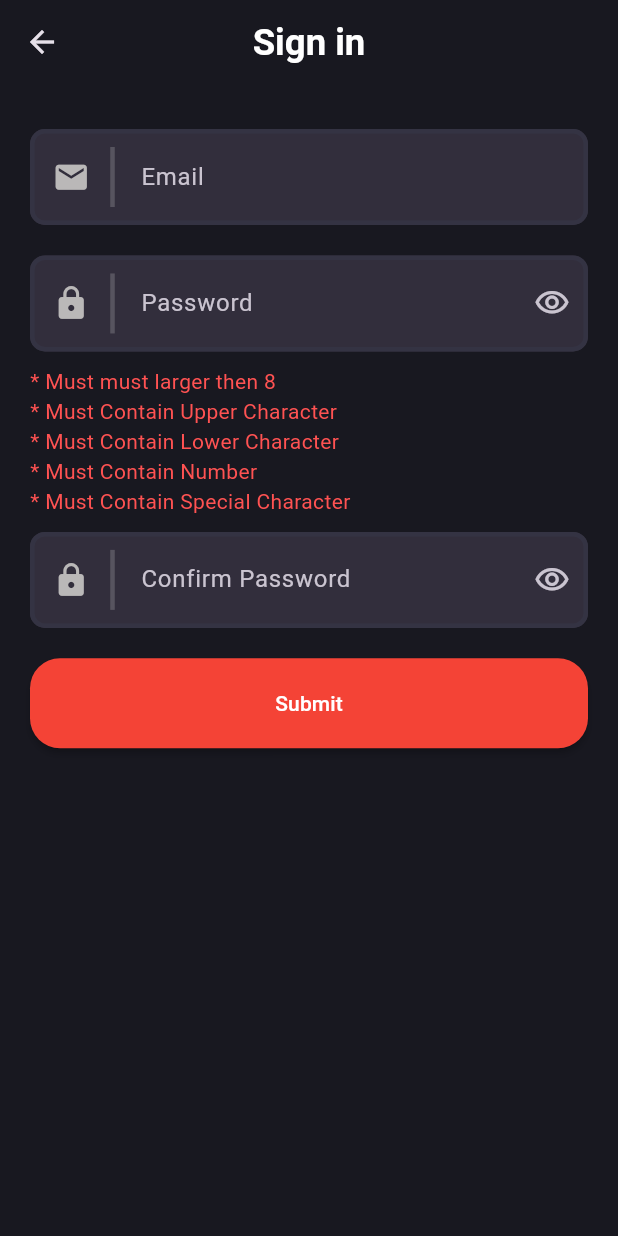
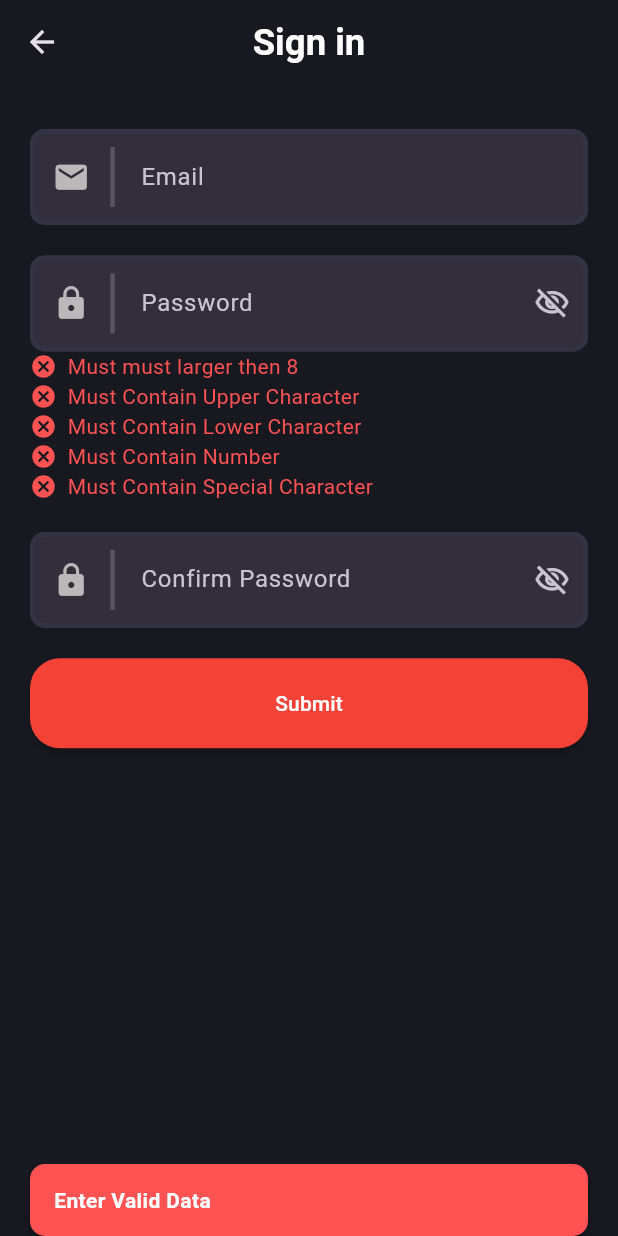
Before and after one commit to MohamedRefaat90/Mentorship-E1-G2, a Flutter app: the SignupScreen screen opened directly, after a tap on "Submit", on a phone screen of 412 x 824 dp. Run offline on Flutter 3.47's test engine with Material 3 defaults, Android fonts, the phone set to English and light mode, and no system bars; our stand-ins replace bloc, dio, flutter_bloc, flutter_svg, freezed_annotation, get_it and 1 more; generated files the repository leaves out were written again.

Commit message:
- finish Signup screen Ui - add new colors to AppPallet - create BtnLoader widget - manage validate fields in signup screen - edit snakbar

```diff
--- a/lib/core/helpers/functions/snakbar.dart
+++ b/lib/core/helpers/functions/snakbar.dart
@@ -1,11 +1,20 @@
 import 'package:flutter/material.dart';
+import 'package:mentorship_e1_g3/core/themes/app_pallete.dart';
 
-void showSnackBar(BuildContext context, String content) {
+void showSnackBar(BuildContext context, String message) {
   ScaffoldMessenger.of(context)
     ..hideCurrentSnackBar()
     ..showSnackBar(
       SnackBar(
-        content: Text(content),
+        behavior: SnackBarBehavior.floating,
+        duration: const Duration(seconds: 2),
+        margin: const EdgeInsets.symmetric(horizontal: 20),
+        shape: const RoundedRectangleBorder(
+            borderRadius: BorderRadius.all(Radius.circular(10))),
+        backgroundColor: AppPallete.errorColor,
+        content: Text(message,
+            style: const TextStyle(
+                fontWeight: FontWeight.bold, color: AppPallete.whiteColor)),
       ),
     );
 }
--- a/lib/core/themes/app_pallete.dart
+++ b/lib/core/themes/app_pallete.dart
@@ -2,13 +2,15 @@ import 'package:flutter/material.dart';
 
 class AppPallete {
   static const Color backgroundColor = Color.fromRGBO(24, 24, 32, 1);
-  static const Color violet= Color.fromRGBO(187, 63, 221, 1);
+  static const Color violet = Color.fromRGBO(187, 63, 221, 1);
   static const Color pink = Color.fromRGBO(251, 109, 169, 1);
   static const Color lightOrange = Color.fromRGBO(255, 159, 124, 1);
   static const Color borderColor = Color.fromRGBO(52, 51, 67, 1);
   static const Color whiteColor = Color(0xffFFFFFF);
   static const Color greyColor = Colors.grey;
   static const Color errorColor = Colors.redAccent;
+  static const Color redColor = Colors.red;
+  static const Color greenColor = Colors.green;
   static const Color transparentColor = Colors.transparent;
   static const Color homeBG = Color(0xff27273D);
   static const Color purple = Color(0xffB39FFF);
--- /dev/null
+++ b/lib/core/widgets/btn_loader.dart
@@ -0,0 +1,21 @@
+import 'package:flutter/material.dart';
+
+import '../themes/app_pallete.dart';
+
+class BtnLoader extends StatelessWidget {
+  const BtnLoader({
+    super.key,
+  });
+
+  @override
+  Widget build(BuildContext context) {
+    return const SizedBox(
+      width: 25,
+      height: 25,
+      child: CircularProgressIndicator(
+        color: AppPallete.whiteColor,
+        strokeWidth: 5,
+      ),
+    );
+  }
+}
--- a/lib/features/Auth/login/presentation/widgets/custom_text_field.dart
+++ b/lib/core/widgets/custom_text_field.dart
@@ -1,26 +1,22 @@
 import 'package:flutter/material.dart';
 
-IconData togglePasswordVisiabiltyIcon(bool passwordVisiabilty) {
-  if (passwordVisiabilty) {
-    return Icons.visibility_outlined;
-  } else {
-    return Icons.visibility_off_outlined;
-  }
-}
-
 class CustomTextField extends StatefulWidget {
-  final TextEditingController textEditingController;
+  final TextEditingController? textEditingController;
   final String placeholderText;
   final IconData icon;
-  final bool isPassword;
+  final bool passwordVisibiltyIcon;
   final void Function(String)? onChange;
-  const CustomTextField(
-      {required this.textEditingController,
+  final String? Function(String?)? validator;
+  bool isobscure;
+  CustomTextField(
+      {this.textEditingController,
       super.key,
       required this.placeholderText,
       required this.icon,
-      required this.isPassword,
-      this.onChange});
+      required this.passwordVisibiltyIcon,
+      required this.isobscure,
+      this.onChange,
+      this.validator});
 
   @override
   State<CustomTextField> createState() => _CustomTextFieldState();
@@ -32,7 +28,9 @@ class _CustomTextFieldState extends State<CustomTextField> {
   @override
   Widget build(BuildContext context) {
     return TextFormField(
-      obscureText: passwordVisiabilty,
+      controller: widget.textEditingController,
+      obscureText: widget.isobscure,
+      validator: widget.validator,
       onChanged: widget.onChange,
       decoration: InputDecoration(
           enabled: true,
@@ -60,12 +58,13 @@ class _CustomTextFieldState extends State<CustomTextField> {
               )
             ],
           ),
-          suffixIcon: widget.isPassword
+          suffixIcon: widget.passwordVisibiltyIcon
               ? IconButton(
                   onPressed: () {
-                    setState(() => passwordVisiabilty = !passwordVisiabilty);
+                    passwordVisiabilty = !passwordVisiabilty;
+                    setState(() => widget.isobscure = !widget.isobscure);
                   },
-                  icon: Icon(togglePasswordVisiabiltyIcon(passwordVisiabilty)))
+                  icon: Icon(togglePasswordVisiabiltyIcon(widget.isobscure)))
               : null,
           border: const OutlineInputBorder(
               borderSide: BorderSide(color: Colors.white, width: 10),
@@ -73,3 +72,11 @@ class _CustomTextFieldState extends State<CustomTextField> {
     );
   }
 }
+
+IconData togglePasswordVisiabiltyIcon(bool passwordVisiabilty) {
+  if (passwordVisiabilty) {
+    return Icons.visibility_outlined;
+  } else {
+    return Icons.visibility_off_outlined;
+  }
+}
--- a/lib/features/Auth/login/presentation/widgets/login_fields.dart
+++ b/lib/features/Auth/login/presentation/widgets/login_fields.dart
@@ -1,6 +1,6 @@
 import 'package:flutter/material.dart';
 
-import 'custom_text_field.dart';
+import '../../../../../core/widgets/custom_text_field.dart';
 
 class LoginFields extends StatelessWidget {
   const LoginFields({
@@ -13,14 +13,16 @@ class LoginFields extends StatelessWidget {
       children: [
         CustomTextField(
             textEditingController: TextEditingController(),
-            isPassword: false,
+            passwordVisibiltyIcon: false,
+            isobscure: false,
             placeholderText: "Email",
             icon: Icons.person_3_outlined),
         const SizedBox(height: 20),
         CustomTextField(
           textEditingController: TextEditingController(),
           placeholderText: "Password",
-          isPassword: true,
+          passwordVisibiltyIcon: true,
+          isobscure: true,
           icon: Icons.password,
         ),
       ],
--- a/lib/features/Auth/signup/presentation/cubit/signup_cubit.dart
+++ b/lib/features/Auth/signup/presentation/cubit/signup_cubit.dart
@@ -1,14 +1,20 @@
 import 'package:bloc/bloc.dart';
-import 'package:meta/meta.dart';
+import 'package:flutter/material.dart';
 
 part 'signup_state.dart';
 
 class SignupCubit extends Cubit<SignupState> {
-  bool isPassLargerThan8 = false;
+  TextEditingController emailController = TextEditingController();
+  TextEditingController passwordController = TextEditingController();
+  TextEditingController confirmPasswordController = TextEditingController();
+  bool isVaildEmail = false;
+  bool isPassLengthLargerThan8 = false;
   bool isContainUpperChar = false;
   bool isContainLowerChar = false;
   bool isContainNum = false;
   bool isContainSpecailChar = false;
+  bool isPassMatchConfirmPass = false;
+  bool isObsecured = false;
 
   SignupCubit() : super(SignupInitial());
 
@@ -23,9 +29,9 @@ class SignupCubit extends Cubit<SignupState> {
 
   checkLengthOfPassword(String password) {
     if (password.length >= 8) {
-      isPassLargerThan8 = true;
+      isPassLengthLargerThan8 = true;
     } else {
-      isPassLargerThan8 = false;
+      isPassLengthLargerThan8 = false;
     }
   }
 
@@ -60,4 +66,54 @@ class SignupCubit extends Cubit<SignupState> {
       isContainNum = false;
     }
   }
+
+  validateConfirmPassword(String confirmPassword) {
+    if (confirmPassword == passwordController.text) {
+      isPassMatchConfirmPass = true;
+    } else {
+      isPassMatchConfirmPass = false;
+    }
+    emit(SignupValidFields());
+  }
+
+  validateEmail(String email) {
+    if (RegExp(
+            r"^[a-zA-Z0-9.a-zA-Z0-9.!#$%&'*+-/=?^_`{|}~]+@[a-zA-Z0-9]+\.[a-zA-Z]+")
+        .hasMatch(email)) {
+      isVaildEmail = true;
+    } else {
+      isVaildEmail = false;
+    }
+    emit(SignupValidFields());
+  }
+
+  bool validatePassword() {
+    if (isPassLengthLargerThan8 &&
+        isContainUpperChar &&
+        isContainLowerChar &&
+        isContainNum &&
+        isContainSpecailChar) {
+      return true;
+    } else {
+      return false;
+    }
+  }
+
+  signupUser() {
+    emit(SignupLoading());
+
+    if (validateAllFields()) {
+      emit(SignupSuccess());
+    } else {
+      emit(SignupFailure(errorMSG: "Enter Valid Data"));
+    }
+  }
+
+  bool validateAllFields() {
+    if (isPassMatchConfirmPass && isVaildEmail && validatePassword()) {
+      return true;
+    } else {
+      return false;
+    }
+  }
 }
--- a/lib/features/Auth/signup/presentation/cubit/signup_state.dart
+++ b/lib/features/Auth/signup/presentation/cubit/signup_state.dart
@@ -6,3 +6,13 @@ final class SignupInitial extends SignupState {}
 sealed class SignupState {}
 
 final class SignupValidFields extends SignupState {}
+
+final class SignupLoading extends SignupState {}
+
+final class SignupSuccess extends SignupState {}
+
+final class SignupFailure extends SignupState {
+  final String errorMSG;
+
+  SignupFailure({required this.errorMSG});
+}
--- a/lib/features/Auth/signup/presentation/pages/signup_screen.dart
+++ b/lib/features/Auth/signup/presentation/pages/signup_screen.dart
@@ -1,19 +1,25 @@
-import 'dart:developer';
-
 import 'package:flutter/material.dart';
 import 'package:flutter_bloc/flutter_bloc.dart';
 import 'package:mentorship_e1_g3/core/extension/num_extension.dart';
-import 'package:mentorship_e1_g3/core/themes/app_pallete.dart';
+import 'package:mentorship_e1_g3/core/helpers/functions/snakbar.dart';
+import 'package:mentorship_e1_g3/core/routing/app_routing.dart';
 import 'package:mentorship_e1_g3/core/themes/styles.dart';
-import 'package:mentorship_e1_g3/core/widgets/custom_btn.dart';
-import 'package:mentorship_e1_g3/features/Auth/login/presentation/widgets/custom_text_field.dart';
+import 'package:mentorship_e1_g3/core/widgets/custom_text_field.dart';
+import 'package:mentorship_e1_g3/features/Auth/login/presentation/pages/login_screen.dart';
 import 'package:mentorship_e1_g3/features/Auth/signup/presentation/cubit/signup_cubit.dart';
+import 'package:mentorship_e1_g3/features/Auth/signup/presentation/widgets/validator_text.dart';
+
+import '../../../../../core/widgets/btn_loader.dart';
+import '../../../../../core/widgets/custom_btn.dart';
+import '../widgets/password_validation_rules.dart';
 
 class SignupScreen extends StatelessWidget {
   const SignupScreen({super.key});
 
   @override
   Widget build(BuildContext context) {
+    SignupCubit cubit = BlocProvider.of<SignupCubit>(context);
+    GlobalKey<FormState> formKey = GlobalKey<FormState>();
     return Scaffold(
       appBar: AppBar(
           centerTitle: true,
@@ -24,86 +30,80 @@ class SignupScreen extends StatelessWidget {
             padding:
                 const EdgeInsets.symmetric(horizontal: 20).copyWith(top: 30),
             child: Form(
+              key: formKey,
+              // autovalidateMode: AutovalidateMode.onUserInteraction,
               child: Column(
                 crossAxisAlignment: CrossAxisAlignment.start,
                 children: [
                   CustomTextField(
-                      textEditingController: TextEditingController(),
+                      textEditingController: cubit.emailController,
                       placeholderText: "Email",
                       icon: Icons.email,
-                      isPassword: false),
+                      passwordVisibiltyIcon: false,
+                      isobscure: false,
+                      onChange: (email) => cubit.validateEmail(email)),
+
+                  BlocBuilder<SignupCubit, SignupState>(
+                    builder: (context, state) {
+                      return ValidatorText(
+                          displayWhen: cubit.emailController.text.isNotEmpty,
+                          title: cubit.isVaildEmail
+                              ? "Vaild Email"
+                              : "Invaild Email",
+                          rule: cubit.isVaildEmail);
+                    },
+                  ),
                   SizedBox(height: 20.h),
                   CustomTextField(
-                      textEditingController: TextEditingController(),
+                      textEditingController: cubit.passwordController,
                       placeholderText: "Password",
                       icon: Icons.lock,
-                      isPassword: true,
-                      onChange: (value) => BlocProvider.of<SignupCubit>(context)
-                          .validatePasswordField(value)),
-                  SizedBox(height: 10.h),
+                      passwordVisibiltyIcon: true,
+                      isobscure: cubit.isObsecured,
+                      onChange: (password) =>
+                          cubit.validatePasswordField(password)),
+                  // SizedBox(height: 10.h),
+                  const PasswordValidationRules(),
+                  SizedBox(height: 20.h),
+                  CustomTextField(
+                    placeholderText: "Confirm Password",
+                    textEditingController: cubit.confirmPasswordController,
+                    icon: Icons.lock,
+                    passwordVisibiltyIcon: true,
+                    isobscure: cubit.isObsecured,
+                    onChange: (confirmPassword) =>
+                        cubit.validateConfirmPassword(confirmPassword),
+                  ),
+
                   BlocBuilder<SignupCubit, SignupState>(
                     builder: (context, state) {
-                      return Column(
-                          crossAxisAlignment: CrossAxisAlignment.start,
-                          children: [
-                            Text(
-                              "* Must must larger then 8",
-                              style: TextStyle(
-                                  color: context
-                                          .watch<SignupCubit>()
-                                          .isPassLargerThan8
-                                      ? Colors.green
-                                      : AppPallete.errorColor),
-                            ),
-                            Text(
-                              "* Must Contain Upper Character",
-                              style: TextStyle(
-                                  color: context
-                                          .watch<SignupCubit>()
-                                          .isContainUpperChar
-                                      ? Colors.green
-                                      : AppPallete.errorColor),
-                            ),
-                            Text(
-                              "* Must Contain Lower Character",
-                              style: TextStyle(
-                                  color: context
-                                          .watch<SignupCubit>()
-                                          .isContainLowerChar
-                                      ? Colors.green
-                                      : AppPallete.errorColor),
-                            ),
-                            Text(
-                              "* Must Contain Number",
-                              style: TextStyle(
-                                  color:
-                                      context.watch<SignupCubit>().isContainNum
-                                          ? Colors.green
-                                          : AppPallete.errorColor),
-                            ),
-                            Text(
-                              "* Must Contain Special Character",
-                              style: TextStyle(
-                                  color: context
-                                          .watch<SignupCubit>()
-                                          .isContainSpecailChar
-                                      ? Colors.green
-                                      : AppPallete.errorColor),
-                            ),
-                          ]);
+                      return ValidatorText(
+                          displayWhen:
+                              cubit.confirmPasswordController.text.isNotEmpty,
+                          title: cubit.isPassMatchConfirmPass
+                              ? "Password Match"
+                              : "Password Not Match",
+                          rule: cubit.isPassMatchConfirmPass);
                     },
                   ),
-                  SizedBox(height: 10.h),
-                  CustomTextField(
-                      textEditingController: TextEditingController(),
-                      placeholderText: "Confirm Password",
-                      icon: Icons.lock,
-                      isPassword: true),
                   SizedBox(height: 20.h),
-                  CustomBTN(
-                      widget: const Text("Submit"),
-                      width: double.infinity,
-                      press: () {})
+                  BlocConsumer<SignupCubit, SignupState>(
+                    listener: (context, state) {
+                      if (state is SignupSuccess) {
+                        pushReplacement(const LoginScreen());
+                      } else if (state is SignupFailure) {
+                        showSnackBar(context, state.errorMSG);
+                      }
+                    },
+                    builder: (context, state) => CustomBTN(
+                        widget: state is SignupLoading
+                            ? const BtnLoader()
+                            : const Text("Submit"),
+                        width: double.infinity,
+                        press: () {
+                          cubit.signupUser();
+                        }),
+                  )
                 ],
               ),
             ),
--- /dev/null
+++ b/lib/features/Auth/signup/presentation/widgets/password_validation_rules.dart
@@ -0,0 +1,33 @@
+import 'package:flutter/material.dart';
+import 'package:flutter_bloc/flutter_bloc.dart';
+import 'package:mentorship_e1_g3/features/Auth/signup/presentation/cubit/signup_cubit.dart';
+
+import 'validator_text.dart';
+
+class PasswordValidationRules extends StatelessWidget {
+  const PasswordValidationRules({super.key});
+
+  @override
+  Widget build(BuildContext context) {
+    SignupCubit cubit = BlocProvider.of<SignupCubit>(context);
+    return BlocBuilder<SignupCubit, SignupState>(
+      builder: (context, state) {
+        return Column(crossAxisAlignment: CrossAxisAlignment.start, children: [
+          ValidatorText(
+              title: "Must must larger then 8",
+              rule: cubit.isPassLengthLargerThan8),
+          ValidatorText(
+              title: "Must Contain Upper Character",
+              rule: cubit.isContainUpperChar),
+          ValidatorText(
+              title: "Must Contain Lower Character",
+              rule: cubit.isContainLowerChar),
+          ValidatorText(title: "Must Contain Number", rule: cubit.isContainNum),
+          ValidatorText(
+              title: "Must Contain Special Character",
+              rule: cubit.isContainSpecailChar),
+        ]);
+      },
+    );
+  }
+}
--- /dev/null
+++ b/lib/features/Auth/signup/presentation/widgets/validator_text.dart
@@ -0,0 +1,38 @@
+import 'package:flutter/material.dart';
+import 'package:flutter_bloc/flutter_bloc.dart';
+
+import '../../../../../core/themes/app_pallete.dart';
+import '../cubit/signup_cubit.dart';
+
+class ValidatorText extends StatelessWidget {
+  final String title;
+  final bool rule;
+  final bool? displayWhen;
+  const ValidatorText({
+    super.key,
+    required this.title,
+    required this.rule,
+    this.displayWhen = true,
+  });
+  @override
+  Widget build(BuildContext context) {
+    return displayWhen!
+        ? Row(
+            children: [
+              Icon(
+                rule ? Icons.done_rounded : Icons.cancel,
+                size: 18,
+                color: rule ? AppPallete.greenColor : AppPallete.errorColor,
+              ),
+              const SizedBox(width: 7),
+              Text(
+                title,
+                style: TextStyle(
+                    color:
+                        rule ? AppPallete.greenColor : AppPallete.errorColor),
+              ),
+            ],
+          )
+        : const SizedBox();
+  }
+}
```
